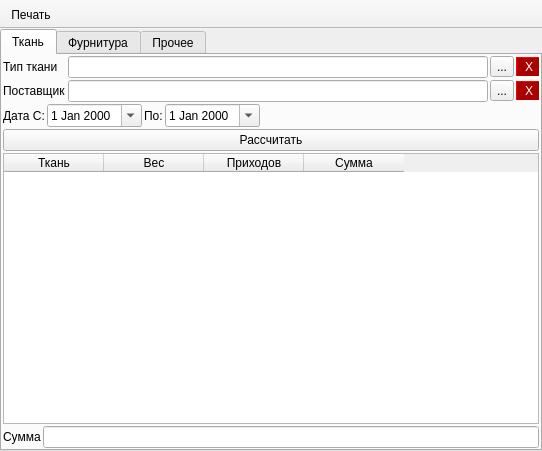
Qt form ui/report_supply.ui (Meller008/CRM-Avi) before a commit.
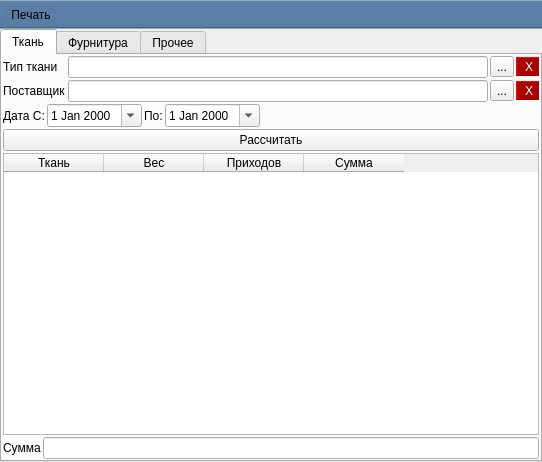
The same form after that commit.

Commit message: работа - Доделана печать отчета приходов материала!

What changed in the file:
```diff
--- a/ui/report_supply.ui
+++ b/ui/report_supply.ui
@@ -7,7 +7,7 @@
     <x>0</x>
     <y>0</y>
     <width>542</width>
-    <height>451</height>
+    <height>462</height>
    </rect>
   </property>
   <property name="windowTitle">
@@ -685,7 +685,7 @@
     <string>toolBar</string>
    </property>
    <property name="styleSheet">
-    <string notr="true"/>
+    <string notr="true">background-color: rgb(89, 125, 163);</string>
    </property>
    <property name="movable">
     <bool>false</bool>
@@ -696,9 +696,9 @@
    <attribute name="toolBarBreak">
     <bool>false</bool>
    </attribute>
-   <addaction name="pb_action"/>
+   <addaction name="pb_print"/>
   </widget>
-  <action name="pb_action">
+  <action name="pb_print">
    <property name="text">
     <string>Печать</string>
    </property>
```
Left out of the diff: 17 changed lines with no effect on the pictures. The commit also changes 1 other file.
